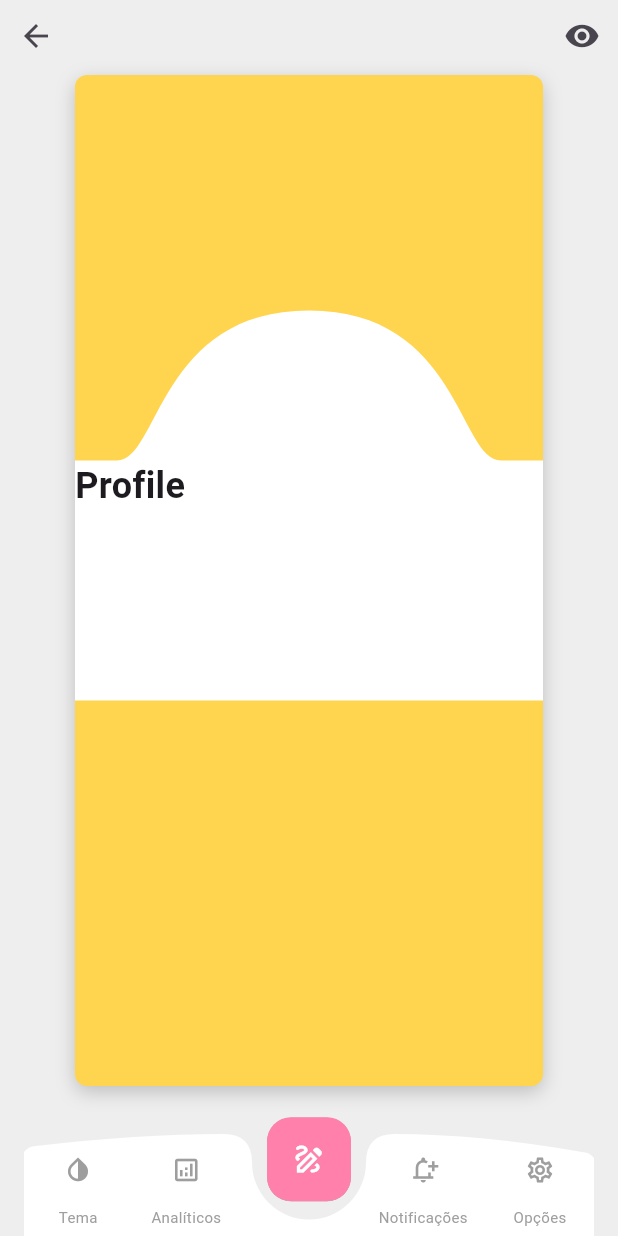
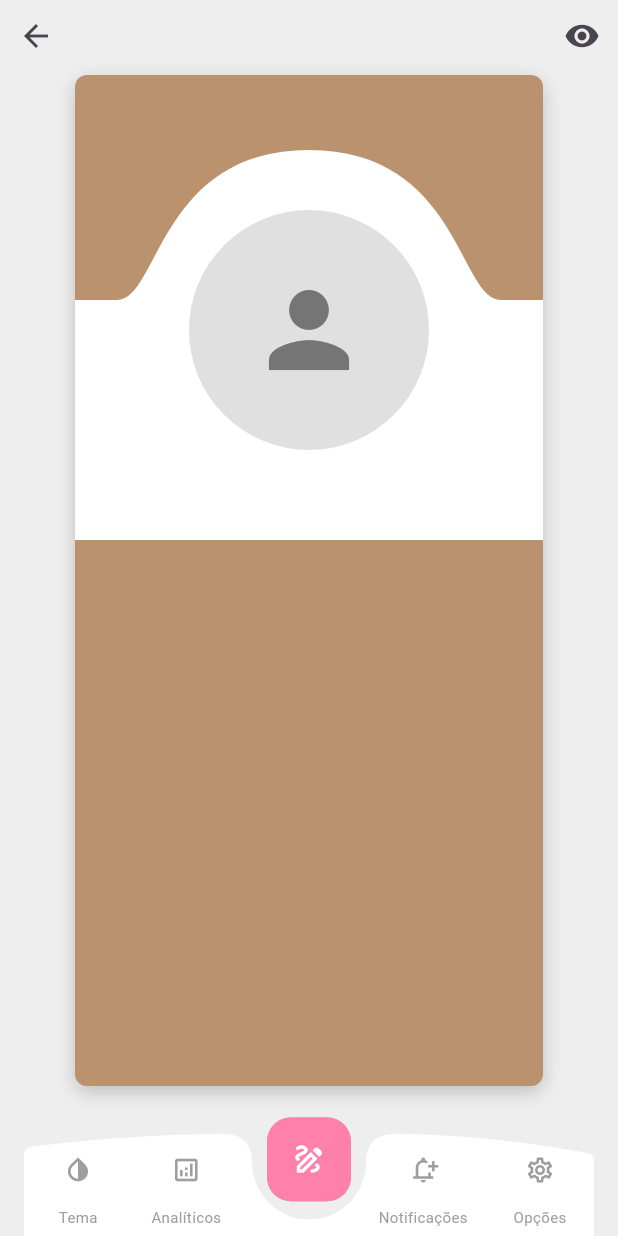
Before and after one commit to LuizJarduli/lazu_tree, a Flutter app: the LinkTreePage screen opened by its route, after a tap on the "edit" icon, on a phone screen of 412 x 824 dp. Run offline on Flutter 3.47's test engine with Material 3 defaults, Android fonts, the phone set to English and light mode, and no system bars; our stand-ins replace equatable, flutter_bloc, go_router, talker_flutter.

Commit message:
feat(link_tree): update LinkTreeBody and LinkTreeProfileContainer for improved layout and styling

```diff
--- a/lib/app/features/link_tree/widgets/link_tree_body.dart
+++ b/lib/app/features/link_tree/widgets/link_tree_body.dart
@@ -13,7 +13,7 @@ class LinkTreeBody extends StatelessWidget {
       builder: (context, state) {
         return Container(
           decoration: BoxDecoration(
-            color: Colors.amber.shade300,
+            color: const Color(0xFFBA926E),
             borderRadius:
                 state.isEditing ? BorderRadius.circular(8) : BorderRadius.zero,
             boxShadow: [
@@ -24,7 +24,9 @@ class LinkTreeBody extends StatelessWidget {
               ),
             ],
           ),
-          child: const Center(child: LinkTreeProfileContainer()),
+          child: const Column(
+            children: [SizedBox(height: 150), LinkTreeProfileContainer()],
+          ),
         );
       },
     );
--- a/lib/app/features/link_tree/widgets/link_tree_profile_container.dart
+++ b/lib/app/features/link_tree/widgets/link_tree_profile_container.dart
@@ -50,7 +50,9 @@ class _LinkTreeProfileContainerState extends State<LinkTreeProfileContainer>
 
   @override
   Widget build(BuildContext context) {
-    return Stack(
+    return Expanded(
+      child: Stack(
+        clipBehavior: Clip.none,
         children: [
           AnimatedBuilder(
             animation: _curveHeightAnimation,
@@ -63,13 +65,29 @@ class _LinkTreeProfileContainerState extends State<LinkTreeProfileContainer>
               );
             },
           ),
-        const Positioned(
-          child: Text(
-            'Profile',
-            style: TextStyle(fontSize: 24, fontWeight: FontWeight.bold),
+          Positioned(
+            left: 0,
+            right: 0,
+            top: -60,
+            child: Container(
+              width: 160,
+              height: 160,
+              decoration: BoxDecoration(
+                shape: BoxShape.circle,
+                color: Colors.grey.shade300,
+              ),
+              child: Center(
+                child: Icon(
+                  Icons.person,
+                  size: 80,
+                  color: Colors.grey.shade600,
                 ),
               ),
+            ),
+          ),
+          Positioned(top: 10, bottom: 0, child: Container(color: Colors.amber)),
         ],
+      ),
     );
   }
 }
@@ -93,7 +111,6 @@ class LinkTreeProfilePainter extends CustomPainter {
         Path()
           ..moveTo(0, 0)
           ..lineTo(insetBeginningX / 2, 0)
-          // first half of the curve
           ..cubicTo(
             insetBeginningX,
             0,
@@ -102,7 +119,6 @@ class LinkTreeProfilePainter extends CustomPainter {
             size.width / 2,
             -curveHeight,
           )
-          // second half of the curve
           ..cubicTo(
             insetEndX,
             -curveHeight,
```
Lines whose indentation alone changed are shown as unchanged.
